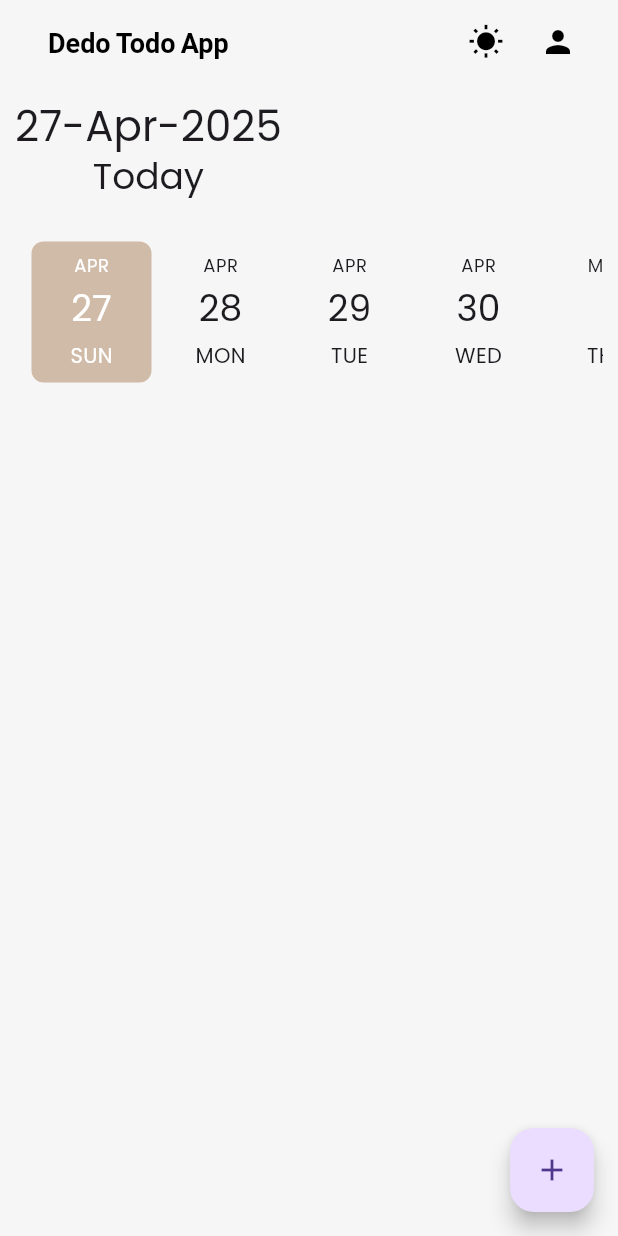
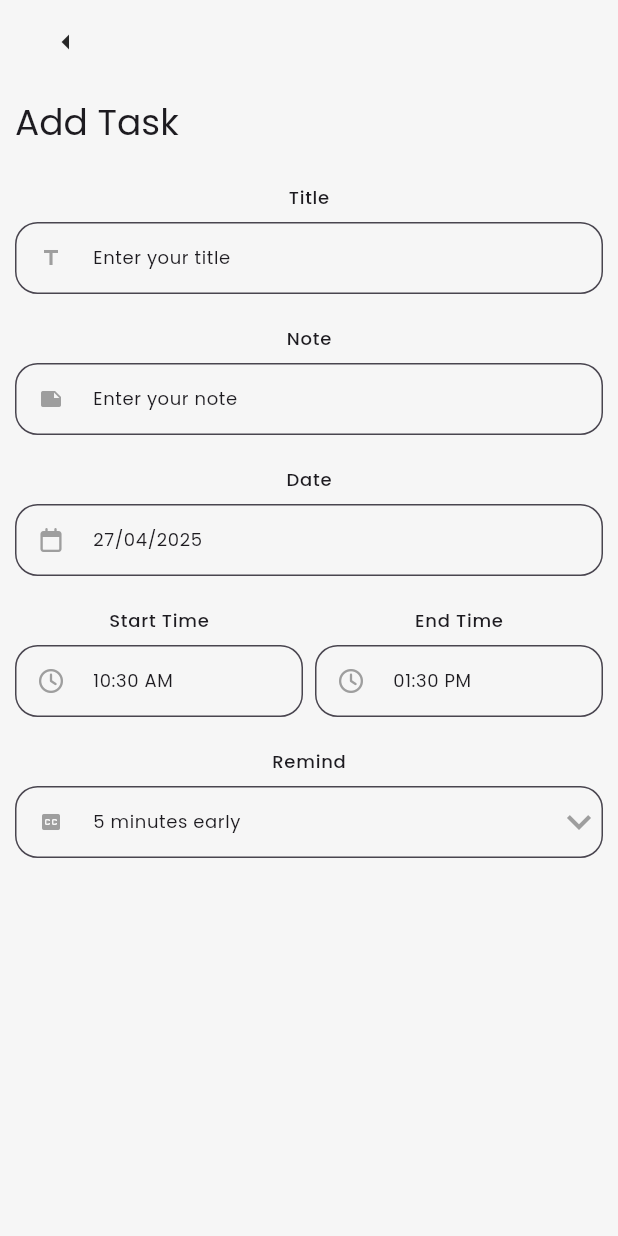
Before and after one commit to Vivek-k001/DEDO, a Flutter app: the screen it shows after launch, after a tap on the "add" icon, on a phone screen of 412 x 824 dp. Run offline on Flutter 3.47's test engine with Material 3 defaults, Android fonts, the phone set to English and light mode, and no system bars; drawn by our look-alikes of date_picker_timeline; our stand-ins replace flutter_bloc, font_awesome_flutter, get_storage, google_fonts.

Commit message:
Add add_task screen

```diff
--- /dev/null
+++ b/lib/screens/add_task.dart
@@ -0,0 +1,157 @@
+import 'package:dedo/utils/constants/sizes.dart';
+import 'package:dedo/widgets/appbar.dart';
+import 'package:dedo/widgets/text_form_field.dart';
+import 'package:flutter/material.dart';
+import 'package:font_awesome_flutter/font_awesome_flutter.dart';
+import 'package:intl/intl.dart';
+
+class AddTaskScreen extends StatefulWidget {
+  const AddTaskScreen({super.key});
+
+  @override
+  State<AddTaskScreen> createState() => _AddTaskScreenState();
+}
+
+class _AddTaskScreenState extends State<AddTaskScreen> {
+  String _selectedDate = DateFormat('dd/MM/yyyy').format(DateTime.now());
+
+  String _startTime = DateFormat('hh:mm a').format(DateTime.now());
+
+  String _endTime = DateFormat(
+    'hh:mm a',
+  ).format(DateTime.now().add(Duration(hours: 3)));
+
+  int _selectedRemind = 5;
+
+  List<int> remindList = [0, 5, 10, 15, 20];
+
+  @override
+  Widget build(BuildContext context) {
+    return Scaffold(
+      appBar: DAppBar(showBackArrow: true),
+      body: SingleChildScrollView(
+        child: Padding(
+          padding: const EdgeInsets.all(DSizes.sm + 2),
+          child: Column(
+            crossAxisAlignment: CrossAxisAlignment.start,
+            children: [
+              Text(
+                "Add Task",
+                style: Theme.of(context).textTheme.headlineSmall,
+              ),
+              const SizedBox(height: DSizes.spaceBtwItems),
+
+              DTextFormField(
+                title: "Title",
+                hintText: "Enter your title",
+                prefixIcon: Icons.title,
+              ),
+
+              DTextFormField(
+                title: "Note",
+                hintText: "Enter your note",
+                prefixIcon: Icons.note,
+              ),
+
+              DTextFormField(
+                title: "Date",
+                hintText: _selectedDate,
+                prefixIcon: FontAwesomeIcons.calendar,
+                readOnly: true,
+                onTap: () async {
+                  DateTime? pickerDate = await showDatePicker(
+                    context: context,
+                    initialDate: DateTime.now(),
+                    firstDate: DateTime.now(),
+                    lastDate: DateTime.now().add(Duration(days: 365)),
+                  );
+
+                  setState(() {
+                    _selectedDate = DateFormat(
+                      'dd/MM/yyyy',
+                    ).format(pickerDate ?? DateTime.now());
+                  });
+                },
+              ),
+
+              Row(
+                children: [
+                  Expanded(
+                    child: DTextFormField(
+                      hintText: _startTime,
+                      prefixIcon: FontAwesomeIcons.clock,
+                      title: "Start Time",
+                      readOnly: true,
+                      onTap: () async {
+                        TimeOfDay? pickerStartTime = await showTimePicker(
+                          context: context,
+                          initialTime: TimeOfDay.now(),
+                        );
+
+                        setState(() {
+                          _startTime =
+                              pickerStartTime != null
+                                  ? pickerStartTime.format(context)
+                                  : _startTime;
+                        });
+                      },
+                    ),
+                  ),
+
+                  const SizedBox(width: DSizes.sm),
+
+                  Expanded(
+                    child: DTextFormField(
+                      hintText: _endTime,
+                      prefixIcon: FontAwesomeIcons.clock,
+                      title: "End Time",
+                      readOnly: true,
+                      onTap: () async {
+                        TimeOfDay? pickerEndTime = await showTimePicker(
+                          context: context,
+                          initialTime: TimeOfDay.now(),
+                        );
+
+                        setState(() {
+                          _endTime =
+                              pickerEndTime != null
+                                  ? pickerEndTime.format(context)
+                                  : _endTime;
+                        });
+                      },
+                    ),
+                  ),
+                ],
+              ),
+
+              DTextFormField(
+                hintText: "$_selectedRemind minutes early",
+                prefixIcon: Icons.closed_caption,
+                title: "Remind",
+                suffixWidget: DropdownButton(
+                  icon: Icon(Icons.keyboard_arrow_down, color: Colors.grey),
+                  iconSize: 32,
+                  elevation: 4,
+                  style: Theme.of(context).textTheme.titleSmall,
+                  underline: Container(height: 0),
+                  onChanged: (String? newValue) {
+                    setState(() {
+                      _selectedRemind = int.parse(newValue!);
+                    });
+                  },
+                  items:
+                      remindList.map<DropdownMenuItem<String>>((int value) {
+                        return DropdownMenuItem<String>(
+                          value: value.toString(),
+                          child: Text(value.toString()),
+                        );
+                      }).toList(),
+                ),
+              ),
+            ],
+          ),
+        ),
+      ),
+    );
+  }
+}
--- a/lib/screens/home.dart
+++ b/lib/screens/home.dart
@@ -1,5 +1,6 @@
 import 'package:date_picker_timeline/date_picker_widget.dart';
 import 'package:dedo/bloc/theme/theme_bloc.dart';
+import 'package:dedo/screens/add_task.dart';
 import 'package:dedo/utils/constants/colors.dart';
 import 'package:dedo/utils/constants/sizes.dart';
 import 'package:dedo/utils/constants/text.dart';
@@ -17,7 +18,10 @@ class HomePage extends StatelessWidget {
 
     return Scaffold(
       appBar: DAppBar(
-        title: Text(DTexts.appName),
+        title: Text(
+          DTexts.appName,
+          style: Theme.of(context).textTheme.headlineSmall,
+        ),
         actions: [
           /// Theme Switcher
           BlocBuilder<ThemeBloc, ThemeMode>(
@@ -43,7 +47,11 @@ class HomePage extends StatelessWidget {
         ],
       ),
       floatingActionButton: FloatingActionButton(
-        onPressed: () {},
+        onPressed:
+            () => DHelperFunctions.navigateToScreen(
+              context,
+              const AddTaskScreen(),
+            ),
         tooltip: "Add Task",
         child: const Icon(Icons.add),
       ),
@@ -59,12 +67,12 @@ class HomePage extends StatelessWidget {
                   children: [
                     Text(
                       DHelperFunctions.formatDate(DateTime.now()),
-                      style: Theme.of(context).textTheme.headlineMedium,
-                    ),
-                    Text(
-                      "Today",
                       style: Theme.of(context).textTheme.headlineSmall,
                     ),
+                    // Text(
+                    //   "Today",
+                    //   style: Theme.of(context).textTheme.headlineSmall,
+                    // ),
                   ],
                 ),
                 // DButton(
--- /dev/null
+++ b/lib/widgets/text_form_field.dart
@@ -0,0 +1,85 @@
+import 'package:dedo/utils/constants/colors.dart';
+import 'package:dedo/utils/constants/sizes.dart';
+import 'package:dedo/utils/helper_functions.dart';
+import 'package:flutter/material.dart';
+
+class DTextFormField extends StatelessWidget {
+  const DTextFormField({
+    super.key,
+    this.controller,
+    required this.hintText,
+    required this.prefixIcon,
+    required this.title,
+    this.suffixIcon,
+    this.keyboardType,
+    this.readOnly = false,
+    this.onTap,
+    this.onIconPressed,
+    this.fillColor,
+    this.isDense = false,
+    this.suffixWidget,
+    this.onChanged,
+    this.height = 50,
+  });
+
+  final TextEditingController? controller;
+  final String hintText, title;
+  final IconData prefixIcon;
+  final IconData? suffixIcon;
+  final Color? fillColor;
+  final TextInputType? keyboardType;
+  final bool readOnly, isDense;
+  final VoidCallback? onTap;
+  final VoidCallback? onIconPressed;
+  final ValueChanged<String>? onChanged;
+  final Widget? suffixWidget;
+  final double height;
+
+  @override
+  Widget build(BuildContext context) {
+    final isDark = DHelperFunctions.isDarkMode(context);
+
+    return Padding(
+      padding: const EdgeInsets.symmetric(vertical: DSizes.sm + 2),
+      child: Column(
+        children: [
+          Text(title, style: Theme.of(context).textTheme.labelMedium),
+          const SizedBox(height: DSizes.sm),
+          SizedBox(
+            height: height,
+            child: TextFormField(
+              onTap: onTap,
+              readOnly: readOnly,
+              autofocus: false,
+              controller: controller,
+              keyboardType: keyboardType,
+              cursorColor: isDark ? Colors.grey[100] : Colors.grey[800],
+              textAlignVertical: TextAlignVertical.center,
+              onChanged: onChanged,
+              style: Theme.of(context).textTheme.bodySmall,
+              decoration: InputDecoration(
+                hintText: hintText,
+                hintStyle: Theme.of(context).textTheme.bodySmall,
+                isDense: isDense,
+                prefixIcon: Icon(prefixIcon, size: 16, color: Colors.grey),
+                suffixIcon:
+                    suffixWidget ??
+                    (suffixIcon != null
+                        ? IconButton(
+                          onPressed: onIconPressed,
+                          icon: Icon(suffixIcon, size: 16, color: Colors.grey),
+                        )
+                        : null),
+                border: OutlineInputBorder(
+                  borderRadius: BorderRadius.circular(15),
+                ),
+                filled: true,
+                fillColor: fillColor ?? (isDark ? DColors.dark : DColors.light),
+              ),
+            ),
+          ),
+        ],
+      ),
+    );
+  }
+}
--- a/pubspec.yaml
+++ b/pubspec.yaml
@@ -24,6 +24,7 @@ dependencies:
   intl: ^0.19.0
   google_fonts: ^6.2.1
   date_picker_timeline: ^1.2.6
+  font_awesome_flutter: ^10.8.0
 
 dev_dependencies:
   flutter_test:
```
Also changed, not shown: pubspec.lock.
